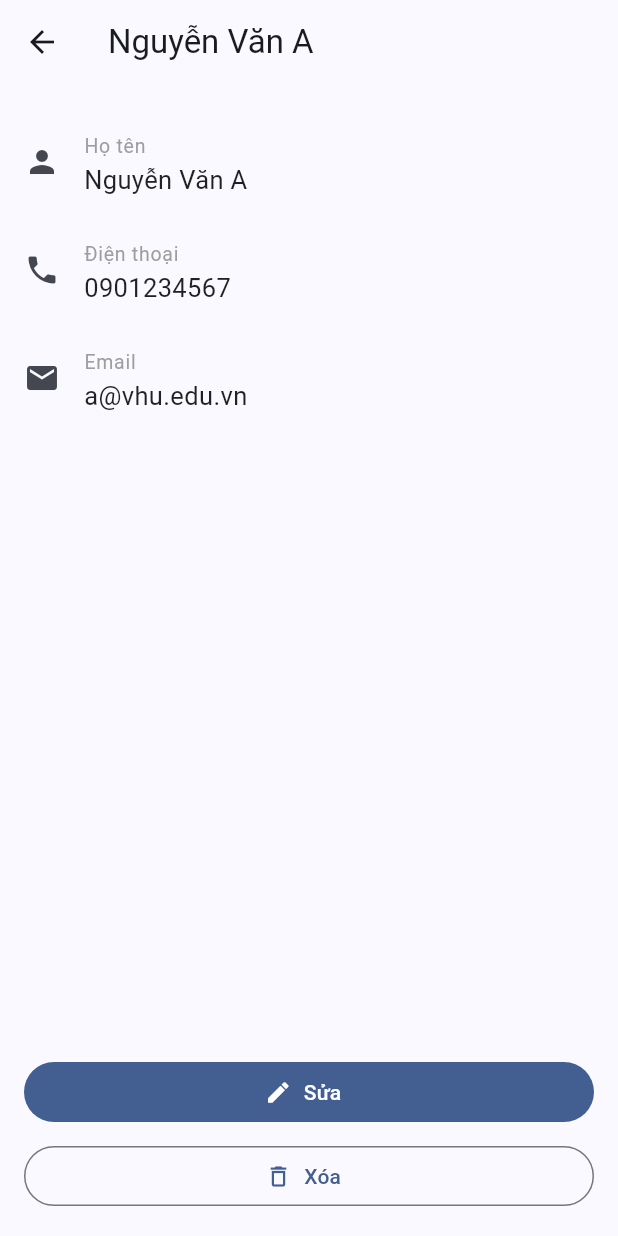
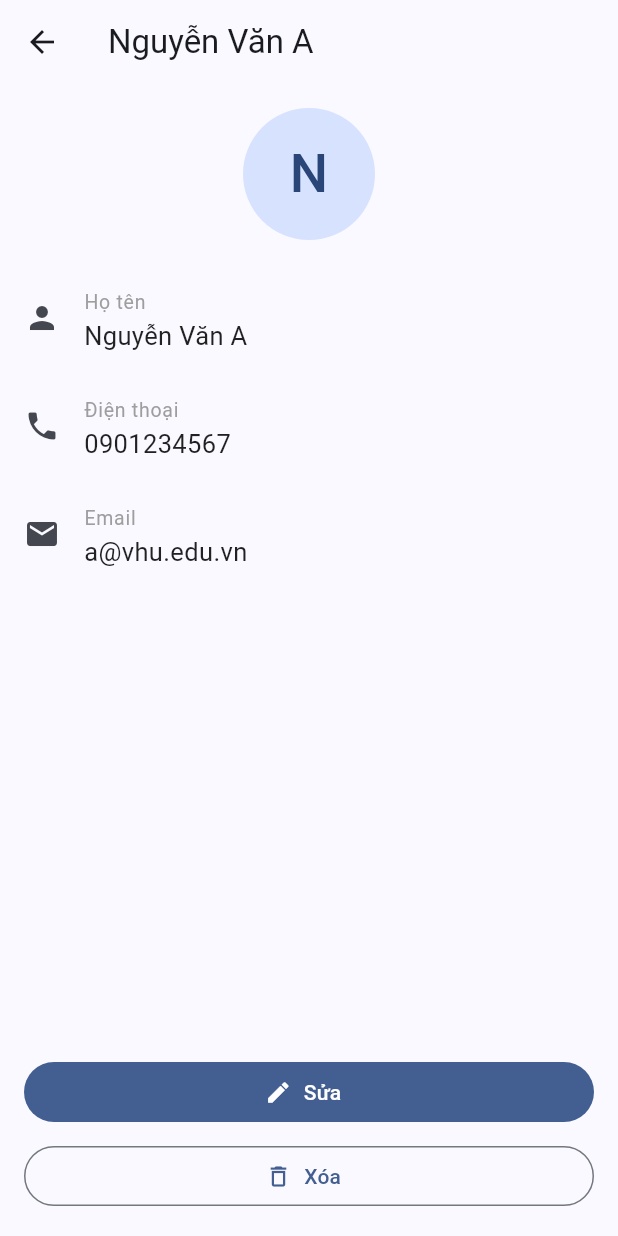
Before and after one commit to nvquangggit-sys/F4_231A290134, a Flutter app: the screen it shows after launch, after a tap on an icon or button, on a phone screen of 412 x 824 dp. Run offline on Flutter 3.47's test engine with Material 3 defaults, Android fonts, the phone set to English and light mode, and no system bars.

Commit message:
F4: bai NC 123

```diff
--- a/lib/main.dart
+++ b/lib/main.dart
@@ -2,8 +2,54 @@ import 'package:flutter/material.dart';
 
 void main() => runApp(const MyApp());
 
+/// NC3: toàn bộ tên route đặt ở MỘT chỗ để không gõ sai chuỗi ở nhiều nơi.
+class AppRoutes {
+  static const danhSach = '/';
+  static const chiTiet = '/chi-tiet';
+  static const sua = '/sua';
+  static const timKiem = '/tim-kiem';
+  static const gioiThieu = '/gioi-thieu';
+}
+
 class MyApp extends StatelessWidget {
   const MyApp({super.key});
+
+  /// NC3: onGenerateRoute nhận RouteSettings (tên route + arguments) rồi tạo màn hình.
+  /// LƯU Ý: MaterialPageRoute phải khai báo ĐÚNG kiểu kết quả (<DetailResult>, <Contact>...).
+  /// Nếu để mặc định (dynamic), pushNamed<DetailResult> sẽ báo lỗi ép kiểu lúc chạy.
+  Route<dynamic>? _taoRoute(RouteSettings settings) {
+    switch (settings.name) {
+      case AppRoutes.danhSach:
+        return MaterialPageRoute<Object?>(
+          builder: (context) => const ContactListPage(),
+          settings: settings,
+        );
+      case AppRoutes.chiTiet:
+        final contact = settings.arguments as Contact;
+        return MaterialPageRoute<DetailResult>(
+          builder: (context) => ContactDetailPage(contact: contact),
+          settings: settings,
+        );
+      case AppRoutes.sua:
+        final banDau = settings.arguments as Contact?; // không có arguments = thêm mới
+        return MaterialPageRoute<Contact>(
+          builder: (context) => ContactEditPage(banDau: banDau),
+          settings: settings,
+        );
+      case AppRoutes.timKiem:
+        final danhBa = settings.arguments as List<Contact>;
+        return MaterialPageRoute<Contact>(
+          builder: (context) => ContactSearchPage(danhBa: danhBa),
+          settings: settings,
+        );
+      case AppRoutes.gioiThieu:
+        return MaterialPageRoute<Object?>(
+          builder: (context) => const AboutPage(),
+          settings: settings,
+        );
+    }
+    return null;
+  }
 
   @override
   Widget build(BuildContext context) {
@@ -13,16 +59,20 @@ class MyApp extends StatelessWidget {
       theme: ThemeData(
         colorScheme: ColorScheme.fromSeed(seedColor: const Color(0xFF0468D7)),
       ),
-      // Màn hình đầu tiên của app (tương đương Activity có intent-filter LAUNCHER)
-      home: const ContactListPage(),
-      // Named routes: khai báo sẵn "địa chỉ" của các màn hình dùng lại nhiều nơi
-      routes: {AboutPage.routeName: (context) => const AboutPage()},
+      initialRoute: AppRoutes.danhSach,
+      onGenerateRoute: _taoRoute,
+      // Tên route không tồn tại → hiện trang báo lỗi thay vì crash
+      onUnknownRoute: (settings) => MaterialPageRoute<Object?>(
+        builder: (context) => Scaffold(
+          appBar: AppBar(title: const Text('Lỗi điều hướng')),
+          body: Center(child: Text('Không tìm thấy màn hình "${settings.name}"')),
+        ),
+      ),
     );
   }
 }
 
-/// Model dữ liệu. Dùng `final` + copyWith để đối tượng bất biến (immutable),
-/// tránh việc màn hình con lỡ sửa trực tiếp dữ liệu của màn hình cha.
+/// Model dữ liệu bất biến (immutable): muốn sửa thì tạo bản mới bằng copyWith.
 class Contact {
   final String hoTen;
   final String dienThoai;
@@ -63,41 +113,69 @@ class _ContactListPageState extends State<ContactListPage> {
     const Contact(hoTen: 'Lê Văn C', dienThoai: '0987654321'),
   ];
 
-  /// Mở màn hình chi tiết và CHỜ kết quả trả về.
-  /// `await` ở đây tương đương registerForActivityResult bên Android.
+  void _thongBao(String noiDung) {
+    ScaffoldMessenger.of(context).showSnackBar(SnackBar(content: Text(noiDung)));
+  }
+
+  /// SĐT là khóa của Hero (NC2) nên không được trùng, nếu không Flutter báo lỗi
+  /// "multiple heroes that share the same tag".
+  bool _trungSdt(String sdt, {int? boQuaViTri}) {
+    for (int i = 0; i < _danhBa.length; i++) {
+      if (i != boQuaViTri && _danhBa[i].dienThoai == sdt) return true;
+    }
+    return false;
+  }
+
+  /// Mở màn hình chi tiết bằng pushNamed (NC3) và CHỜ kết quả trả về.
   Future<void> _moChiTiet(int viTri) async {
-    final result = await Navigator.push<DetailResult>(
+    final result = await Navigator.pushNamed<DetailResult>(
       context,
-      MaterialPageRoute(
-        builder: (context) => ContactDetailPage(contact: _danhBa[viTri]),
-      ),
+      AppRoutes.chiTiet,
+      arguments: _danhBa[viTri], // truyền tham số bằng arguments
     );
 
     if (result == null) return; // người dùng bấm Back, không có kết quả
     if (!mounted) return; // widget đã bị gỡ trong lúc chờ → dừng lại
 
+    final sua = result.contact;
+    if (result.action == DetailAction.updated &&
+        sua != null &&
+        _trungSdt(sua.dienThoai, boQuaViTri: viTri)) {
+      _thongBao('Số điện thoại này đã có trong danh bạ, thay đổi không được lưu');
+      return;
+    }
+
     setState(() {
       if (result.action == DetailAction.deleted) {
         _danhBa.removeAt(viTri);
-      } else if (result.contact != null) {
-        _danhBa[viTri] = result.contact!;
+      } else if (sua != null) {
+        _danhBa[viTri] = sua;
       }
     });
 
-    ScaffoldMessenger.of(context).showSnackBar(
-      SnackBar(
-        content: Text(result.action == DetailAction.deleted ? 'Đã xóa' : 'Đã cập nhật'),
-      ),
-    );
+    _thongBao(result.action == DetailAction.deleted ? 'Đã xóa' : 'Đã cập nhật');
   }
 
   Future<void> _themMoi() async {
-    final moi = await Navigator.push<Contact>(
+    final moi = await Navigator.pushNamed<Contact>(context, AppRoutes.sua);
+    if (moi == null || !mounted) return;
+    if (_trungSdt(moi.dienThoai)) {
+      _thongBao('Số điện thoại này đã có trong danh bạ');
+      return;
+    }
+    setState(() => _danhBa.add(moi));
+  }
+
+  /// NC1: mở màn hình Tìm kiếm, nhận về liên hệ được chọn rồi mở chi tiết của nó.
+  Future<void> _timKiem() async {
+    final chon = await Navigator.pushNamed<Contact>(
       context,
-      MaterialPageRoute(builder: (context) => const ContactEditPage()),
+      AppRoutes.timKiem,
+      arguments: List<Contact>.unmodifiable(_danhBa),
     );
-    if (moi == null || !mounted) return;
-    setState(() => _danhBa.add(moi));
+    if (chon == null || !mounted) return;
+    final viTri = _danhBa.indexOf(chon);
+    if (viTri >= 0) await _moChiTiet(viTri);
   }
 
   @override
@@ -107,20 +185,26 @@ class _ContactListPageState extends State<ContactListPage> {
         title: const Text('Danh bạ mini'),
         actions: [
           IconButton(
+            icon: const Icon(Icons.search),
+            onPressed: _timKiem, // NC1
+          ),
+          IconButton(
             icon: const Icon(Icons.info_outline),
-            // pushNamed: đi tới route đã khai báo sẵn, không cần nhắc tên class
-            onPressed: () => Navigator.pushNamed(context, AboutPage.routeName),
+            onPressed: () => Navigator.pushNamed(context, AppRoutes.gioiThieu),
           ),
         ],
       ),
       body: _danhBa.isEmpty
           ? const Center(child: Text('Danh bạ trống'))
           : ListView(
-              // Lab F5 sẽ thay bằng ListView.builder cho danh sách dài
               children: [
                 for (int i = 0; i < _danhBa.length; i++)
                   ListTile(
-                    leading: CircleAvatar(child: Text(_danhBa[i].hoTen[0])),
+                    // NC2: Hero – avatar "bay" sang màn hình Chi tiết
+                    leading: Hero(
+                      tag: 'avatar-${_danhBa[i].dienThoai}',
+                      child: CircleAvatar(child: Text(_danhBa[i].hoTen[0])),
+                    ),
                     title: Text(_danhBa[i].hoTen),
                     subtitle: Text(_danhBa[i].dienThoai),
                     trailing: const Icon(Icons.chevron_right),
@@ -140,8 +224,7 @@ class _ContactListPageState extends State<ContactListPage> {
 // MÀN HÌNH 2 – CHI TIẾT
 // ===================================================================
 class ContactDetailPage extends StatelessWidget {
-  /// Truyền dữ liệu sang màn hình con bằng tham số của constructor —
-  /// gọn và an toàn kiểu hơn hẳn Intent.putExtra bên Android.
+  /// Dữ liệu nhận từ settings.arguments qua onGenerateRoute rồi truyền vào constructor.
   final Contact contact;
 
   const ContactDetailPage({super.key, required this.contact});
@@ -149,13 +232,23 @@ class ContactDetailPage extends StatelessWidget {
   @override
   Widget build(BuildContext context) {
     return Scaffold(
-      // AppBar tự thêm nút Back vì màn hình này nằm trên ngăn xếp
       appBar: AppBar(title: Text(contact.hoTen)),
       body: Padding(
         padding: const EdgeInsets.all(16),
         child: Column(
           crossAxisAlignment: CrossAxisAlignment.stretch,
           children: [
+            // NC2: cùng tag với avatar ở màn hình Danh sách
+            Center(
+              child: Hero(
+                tag: 'avatar-${contact.dienThoai}',
+                child: CircleAvatar(
+                  radius: 44,
+                  child: Text(contact.hoTen[0], style: const TextStyle(fontSize: 36)),
+                ),
+              ),
+            ),
+            const SizedBox(height: 16),
             _dong(Icons.person, 'Họ tên', contact.hoTen),
             _dong(Icons.phone, 'Điện thoại', contact.dienThoai),
             _dong(Icons.email, 'Email', contact.email.isEmpty ? '(chưa có)' : contact.email),
@@ -164,11 +257,10 @@ class ContactDetailPage extends StatelessWidget {
               icon: const Icon(Icons.edit),
               label: const Text('Sửa'),
               onPressed: () async {
-                final sua = await Navigator.push<Contact>(
+                final sua = await Navigator.pushNamed<Contact>(
                   context,
-                  MaterialPageRoute(
-                    builder: (context) => ContactEditPage(banDau: contact),
-                  ),
+                  AppRoutes.sua,
+                  arguments: contact,
                 );
                 if (sua == null || !context.mounted) return;
                 // pop kèm dữ liệu: trả kết quả ngược về màn hình Danh sách
@@ -247,7 +339,6 @@ class _ContactEditPageState extends State<ContactEditPage> {
   @override
   Widget build(BuildContext context) {
     // PopScope chặn thao tác Back khi còn thay đổi chưa lưu.
-    // (Flutter 3.12 trở về trước dùng WillPopScope — đã ngừng hỗ trợ.)
     return PopScope(
       canPop: !_daSua,
       onPopInvokedWithResult: (didPop, result) async {
@@ -322,11 +413,76 @@ class _ContactEditPageState extends State<ContactEditPage> {
 }
 
 // ===================================================================
+// NC1 – MÀN HÌNH TÌM KIẾM: trả về liên hệ được chọn
+// ===================================================================
+class ContactSearchPage extends StatefulWidget {
+  final List<Contact> danhBa;
+
+  const ContactSearchPage({super.key, required this.danhBa});
+
+  @override
+  State<ContactSearchPage> createState() => _ContactSearchPageState();
+}
+
+class _ContactSearchPageState extends State<ContactSearchPage> {
+  final _tuKhoa = TextEditingController();
+
+  @override
+  void dispose() {
+    _tuKhoa.dispose();
+    super.dispose();
+  }
+
+  @override
+  Widget build(BuildContext context) {
+    final k = _tuKhoa.text.trim().toLowerCase();
+    final ketQua = widget.danhBa
+        .where((c) => c.hoTen.toLowerCase().contains(k) || c.dienThoai.contains(k))
+        .toList();
+
+    return Scaffold(
+      appBar: AppBar(title: const Text('Tìm liên hệ')),
+      body: Column(
+        children: [
+          Padding(
+            padding: const EdgeInsets.all(16),
+            child: TextField(
+              controller: _tuKhoa,
+              autofocus: true,
+              decoration: const InputDecoration(
+                labelText: 'Nhập tên hoặc số điện thoại',
+                prefixIcon: Icon(Icons.search),
+                border: OutlineInputBorder(),
+              ),
+              onChanged: (value) => setState(() {}),
+            ),
+          ),
+          Expanded(
+            child: ketQua.isEmpty
+                ? const Center(child: Text('Không tìm thấy liên hệ nào'))
+                : ListView(
+                    children: [
+                      for (final c in ketQua)
+                        ListTile(
+                          leading: CircleAvatar(child: Text(c.hoTen[0])),
+                          title: Text(c.hoTen),
+                          subtitle: Text(c.dienThoai),
+                          // pop kèm liên hệ được chọn → trả về màn hình Danh sách
+                          onTap: () => Navigator.pop(context, c),
+                        ),
+                    ],
+                  ),
+          ),
+        ],
+      ),
+    );
+  }
+}
+
+// ===================================================================
 // MÀN HÌNH PHỤ – dùng named route
 // ===================================================================
 class AboutPage extends StatelessWidget {
-  static const routeName = '/about';
-
   const AboutPage({super.key});
 
   @override
```
